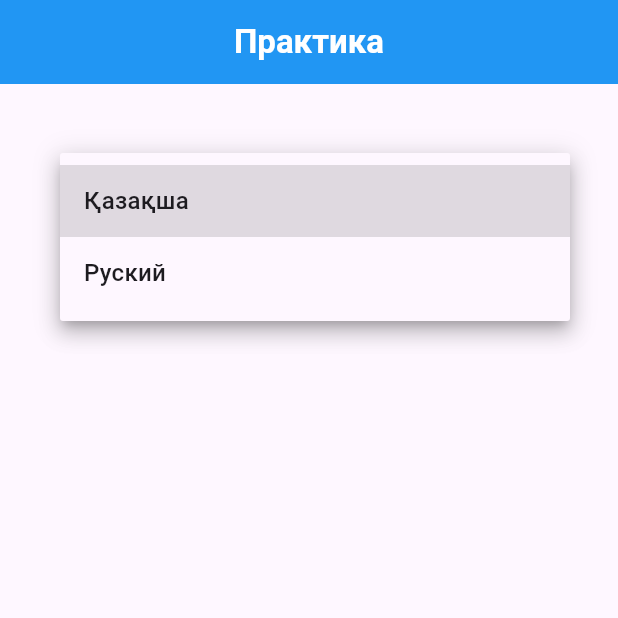
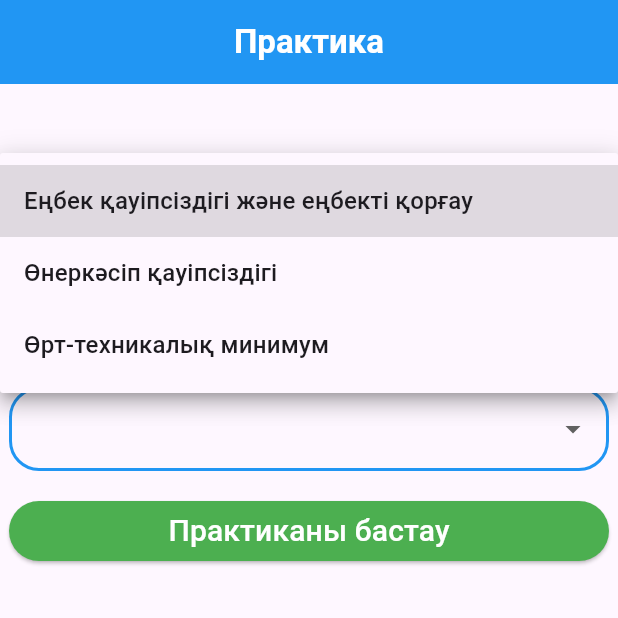
Before and after one commit to jaqsyit/omg_web, a Flutter app: the PracticeScreen screen opened directly, after a tap on the "arrow drop down" icon, on a phone screen of 412 x 824 dp, the top half of it. Run offline on Flutter 3.47's test engine with Material 3 defaults, Android fonts, the light colour scheme and no system bars; our stand-ins replace dropdown_button2, flutter_bloc, flutter_secure_storage, hive, hive_flutter, mask_text_input_formatter and 1 more; missing offline and left inert: dart:html; accounts and stored records are empty.

Commit message:
экран практики

```diff
--- a/lib/features/practice/practice_screen.dart
+++ b/lib/features/practice/practice_screen.dart
@@ -14,6 +14,9 @@ class PracticeScreen extends StatefulWidget {
 
 class _PracticeScreenState extends State<PracticeScreen> {
   String? selectedValueLang = null;
+  String? selectedValueSubject = null;
+  String? selectedValueChin = null;
+  String? selectedValueQuantity = null;
   final _dropdownFormKey = GlobalKey<FormState>();
 
   @override
@@ -33,22 +36,71 @@ class _PracticeScreenState extends State<PracticeScreen> {
             Align(
               alignment: Alignment.center,
               child: SizedBox(
-                width: 300,
+                width: 400,
                 child: Form(
                   key: _dropdownFormKey,
-                  child: DropdownButtonFormField(
+                  child: Column(
+                    children: [
+                      DropdownButtonFormField(
                         decoration: InputDecoration(
                           enabledBorder: OutlineInputBorder(
-                        borderSide: BorderSide(color: Colors.blue, width: 2),
+                            borderSide:
+                                BorderSide(color: Colors.blue, width: 2),
                             borderRadius: BorderRadius.circular(20),
                           ),
                           border: OutlineInputBorder(
-                        borderSide: BorderSide(color: Colors.blue, width: 2),
+                            borderSide:
+                                BorderSide(color: Colors.blue, width: 2),
                             borderRadius: BorderRadius.circular(20),
                           ),
                         ),
-                    validator: (value) =>
-                        value == null ? "Select a country" : null,
+                        validator: (value) => value == null ? "Пәні" : null,
+                        value: selectedValueSubject,
+                        onChanged: (String? newValue) {
+                          setState(() {
+                            selectedValueSubject = newValue!;
+                          });
+                        },
+                        items: dropdownItemsSubject,
+                      ),
+                      const SizedBox(height: 20),
+                      DropdownButtonFormField(
+                        decoration: InputDecoration(
+                          enabledBorder: OutlineInputBorder(
+                            borderSide:
+                                BorderSide(color: Colors.blue, width: 2),
+                            borderRadius: BorderRadius.circular(20),
+                          ),
+                          border: OutlineInputBorder(
+                            borderSide:
+                                BorderSide(color: Colors.blue, width: 2),
+                            borderRadius: BorderRadius.circular(20),
+                          ),
+                        ),
+                        validator: (value) => value == null ? "Тобы" : null,
+                        value: selectedValueChin,
+                        onChanged: (String? newValue) {
+                          setState(() {
+                            selectedValueChin = newValue!;
+                          });
+                        },
+                        items: dropdownItemsChin,
+                      ),
+                      const SizedBox(height: 20),
+                      DropdownButtonFormField(
+                        decoration: InputDecoration(
+                          enabledBorder: OutlineInputBorder(
+                            borderSide:
+                                BorderSide(color: Colors.blue, width: 2),
+                            borderRadius: BorderRadius.circular(20),
+                          ),
+                          border: OutlineInputBorder(
+                            borderSide:
+                                BorderSide(color: Colors.blue, width: 2),
+                            borderRadius: BorderRadius.circular(20),
+                          ),
+                        ),
+                        validator: (value) => value == null ? "Тіл" : null,
                         value: selectedValueLang,
                         onChanged: (String? newValue) {
                           setState(() {
@@ -56,6 +108,24 @@ class _PracticeScreenState extends State<PracticeScreen> {
                           });
                         },
                         items: dropdownItemsLang,
+                      ),
+                      const SizedBox(height: 20),
+                      SizedBox(
+                        height: 40,
+                        width: double.infinity,
+                        child: ElevatedButton(
+                          style: ButtonStyle(
+                            backgroundColor:
+                                MaterialStateProperty.all<Color>(Colors.green),
+                          ),
+                          child: const Text(
+                            'Практиканы бастау',
+                            style: TextStyle(fontSize: 20, color: Colors.white),
+                          ),
+                          onPressed: () async {},
+                        ),
+                      ),
+                    ],
                   ),
                 ),
               ),
@@ -76,9 +146,15 @@ class _PracticeScreenState extends State<PracticeScreen> {
 
   List<DropdownMenuItem<String>> get dropdownItemsSubject {
     List<DropdownMenuItem<String>> menuItems = [
-      DropdownMenuItem(child: Text("Еңбек қауіпсіздігі және еңбекті қорғау"), value: "Еңбек қауіпсіздігі және еңбекті қорғау"),
-      DropdownMenuItem(child: Text("Өнеркәсіп қауіпсіздігі"), value: "Өнеркәсіп қауіпсіздігі"),
-      DropdownMenuItem(child: Text("Өрт-техникалық минимум"), value: "Өрт-техникалық минимум"),
+      DropdownMenuItem(
+          child: Text("Еңбек қауіпсіздігі және еңбекті қорғау"),
+          value: "Еңбек қауіпсіздігі және еңбекті қорғау"),
+      DropdownMenuItem(
+          child: Text("Өнеркәсіп қауіпсіздігі"),
+          value: "Өнеркәсіп қауіпсіздігі"),
+      DropdownMenuItem(
+          child: Text("Өрт-техникалық минимум"),
+          value: "Өрт-техникалық минимум"),
     ];
     return menuItems;
   }
```
Also changed, not shown: 1 other file. Lines whose indentation alone changed are shown as unchanged.
